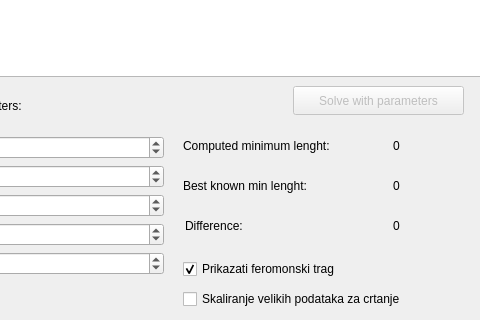
Krcivoj/TSP, file mainwindow.ui: the form before one commit; both pictures show x 517 to 997 and y 564 to 884 of the 1083 by 884 pixel window.
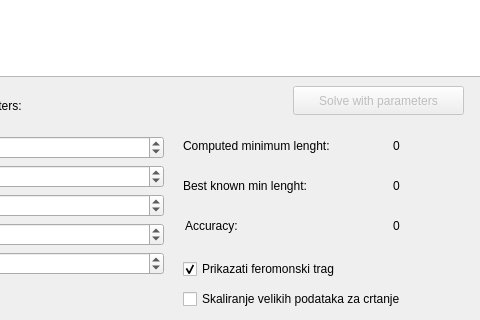
The form after the commit.

Commit message: Promjena labela u GUI-u

What changed in the file:
```diff
--- a/mainwindow.ui
+++ b/mainwindow.ui
@@ -297,7 +297,7 @@
      </rect>
     </property>
     <property name="text">
-     <string>Difference:</string>
+     <string>Accuracy:</string>
     </property>
    </widget>
    <widget class="QLabel" name="accuracy">
```
The commit also changes 1 other file.
